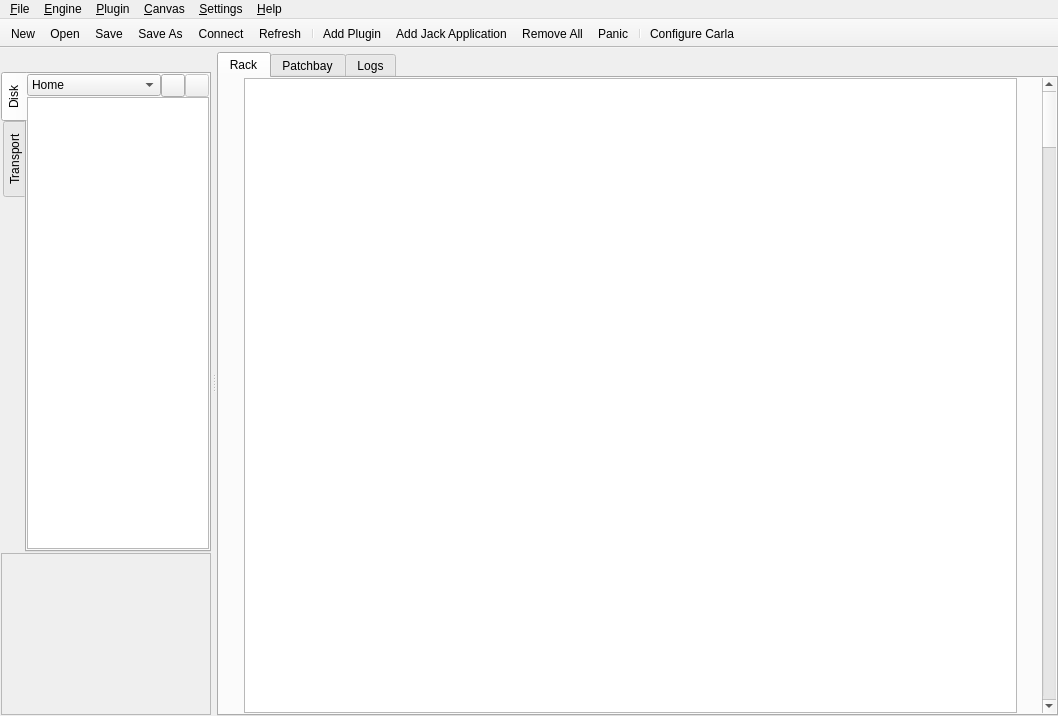
Old version of the form resources/ui/carla_host.ui in the repository falkTX/Carla.
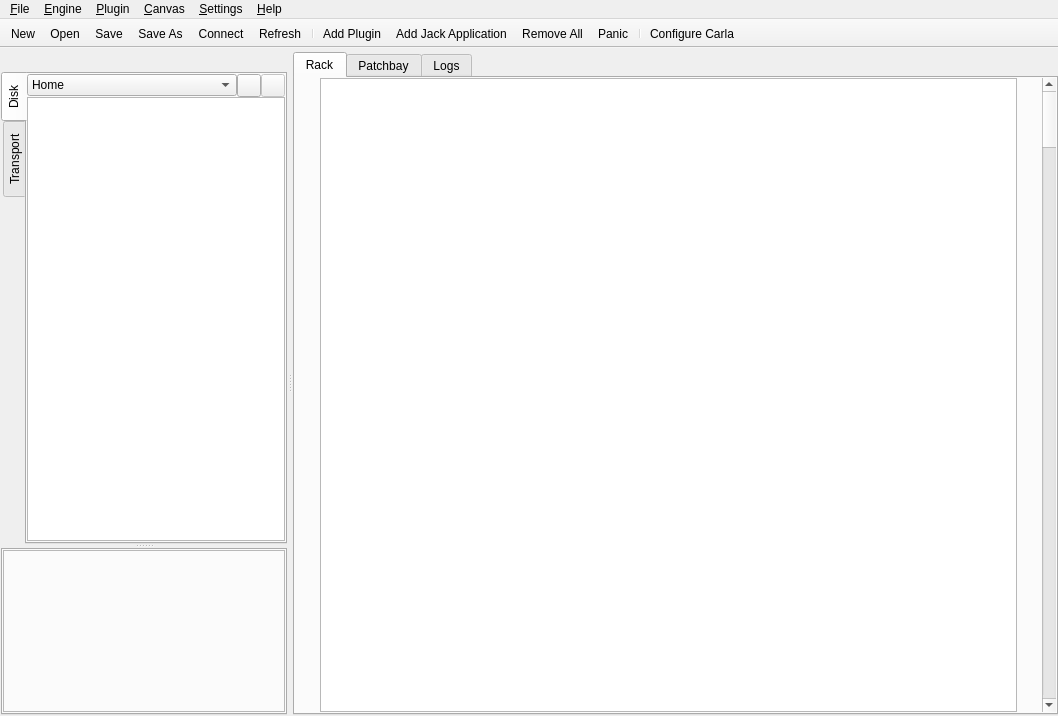
New version of the form. Icons and pictures are not drawn. Custom widgets are drawn as their Qt base class.

Commit message:
minimap: Reworked frame
Mimic tab frame by placing existing frame as line child to QTabWidget.
Frame derivation still handy to create inner sunken frame, just like
in two other frames around.

What changed in the file:
```diff
--- a/resources/ui/carla_host.ui
+++ b/resources/ui/carla_host.ui
@@ -28,7 +28,7 @@
      <number>0</number>
     </property>
     <property name="bottomMargin">
-     <number>0</number>
+     <number>1</number>
     </property>
     <item>
      <widget class="QTabWidget" name="tabWidget">
@@ -338,6 +338,12 @@
    <addaction name="act_settings_configure"/>
   </widget>
   <widget class="QDockWidget" name="dockWidget">
+   <property name="sizePolicy">
+    <sizepolicy hsizetype="Preferred" vsizetype="Preferred">
+     <horstretch>0</horstretch>
+     <verstretch>10</verstretch>
+    </sizepolicy>
+   </property>
    <property name="features">
     <set>QDockWidget::NoDockWidgetFeatures</set>
    </property>
@@ -353,7 +359,7 @@
       <number>0</number>
      </property>
      <property name="leftMargin">
-      <number>0</number>
+      <number>1</number>
      </property>
      <property name="topMargin">
       <number>5</number>
@@ -362,25 +368,18 @@
       <number>0</number>
      </property>
      <property name="bottomMargin">
-      <number>0</number>
-     </property>
-     <item>
-      <layout class="QVBoxLayout" name="verticalLayout_4">
-       <property name="spacing">
         <number>1</number>
        </property>
-       <property name="leftMargin">
-        <number>1</number>
-       </property>
-       <property name="bottomMargin">
-        <number>1</number>
-       </property>
        <item>
+      <widget class="QSplitter" name="splitter">
+       <property name="orientation">
+        <enum>Qt::Vertical</enum>
+       </property>
         <widget class="QTabWidget" name="tabUtils">
          <property name="sizePolicy">
           <sizepolicy hsizetype="Ignored" vsizetype="Expanding">
            <horstretch>0</horstretch>
-           <verstretch>0</verstretch>
+          <verstretch>10</verstretch>
           </sizepolicy>
          </property>
          <property name="minimumSize">
@@ -683,21 +682,65 @@
           </layout>
          </widget>
         </widget>
-       </item>
+       <widget class="QTabWidget" name="tabWidget_2">
+        <property name="sizePolicy">
+         <sizepolicy hsizetype="Minimum" vsizetype="Minimum">
+          <horstretch>0</horstretch>
+          <verstretch>0</verstretch>
+         </sizepolicy>
+        </property>
+        <property name="tabPosition">
+         <enum>QTabWidget::West</enum>
+        </property>
+        <property name="currentIndex">
+         <number>0</number>
+        </property>
+        <property name="tabBarAutoHide">
+         <bool>true</bool>
+        </property>
+        <widget class="QWidget" name="tab_3">
+         <property name="sizePolicy">
+          <sizepolicy hsizetype="Minimum" vsizetype="Minimum">
+           <horstretch>0</horstretch>
+           <verstretch>0</verstretch>
+          </sizepolicy>
+         </property>
+         <attribute name="title">
+          <string>Tab 1</string>
+         </attribute>
+         <layout class="QVBoxLayout" name="verticalLayout_7">
+          <property name="spacing">
+           <number>0</number>
+          </property>
+          <property name="sizeConstraint">
+           <enum>QLayout::SetDefaultConstraint</enum>
+          </property>
+          <property name="leftMargin">
+           <number>0</number>
+          </property>
+          <property name="topMargin">
+           <number>0</number>
+          </property>
+          <property name="rightMargin">
+           <number>0</number>
+          </property>
+          <property name="bottomMargin">
+           <number>1</number>
+          </property>
        <item>
         <widget class="CanvasPreviewFrame" name="miniCanvasPreview">
+            <property name="sizePolicy">
+             <sizepolicy hsizetype="Minimum" vsizetype="Minimum">
+              <horstretch>0</horstretch>
+              <verstretch>0</verstretch>
+             </sizepolicy>
+            </property>
          <property name="minimumSize">
           <size>
            <width>210</width>
            <height>162</height>
           </size>
          </property>
-         <property name="maximumSize">
-          <size>
-           <width>16777215</width>
-           <height>162</height>
-          </size>
-         </property>
          <property name="acceptDrops">
           <bool>false</bool>
          </property>
@@ -707,9 +750,15 @@
          <property name="frameShadow">
           <enum>QFrame::Sunken</enum>
          </property>
+            <property name="lineWidth">
+             <number>1</number>
+            </property>
         </widget>
        </item>
       </layout>
+        </widget>
+       </widget>
+      </widget>
      </item>
     </layout>
    </widget>
```
Lines whose indentation alone changed are shown as unchanged. The commit also changes 2 other files.
